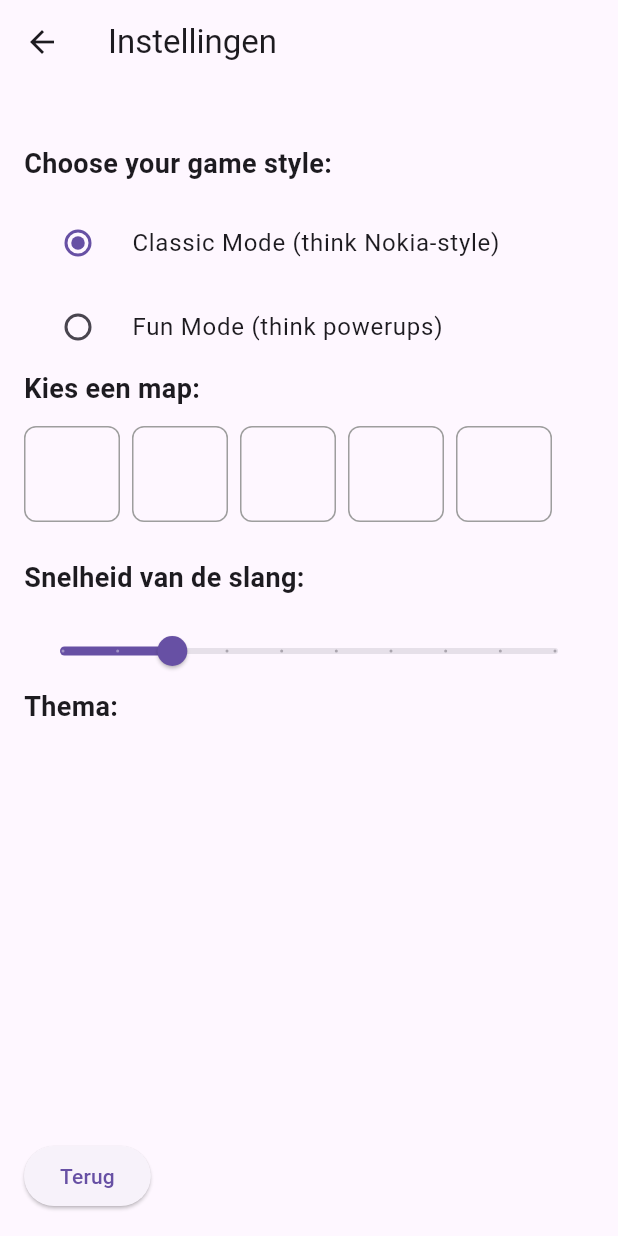
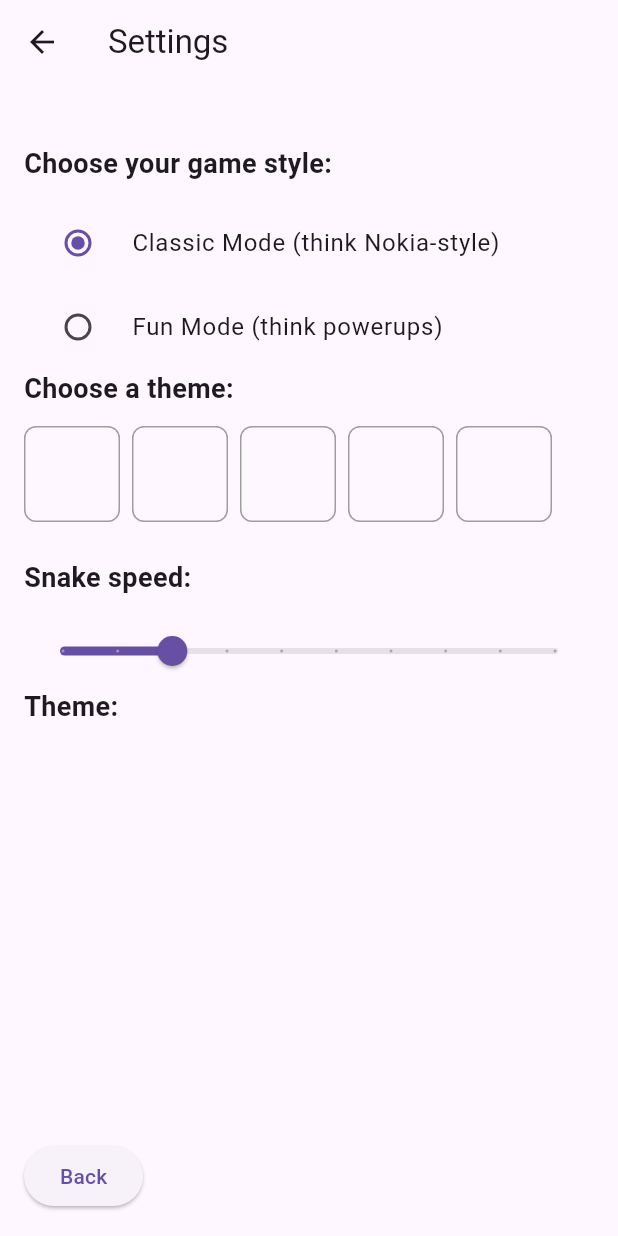
Before and after one commit to levivanuytfanghe/snake-reveal, a Flutter app: the SettingsScreen screen opened directly, on a phone screen of 412 x 824 dp. Run offline on Flutter 3.47's test engine with Material 3 defaults, Android fonts, the phone set to English and light mode, and no system bars; our stand-ins replace shared_preferences; accounts and stored records are empty.

Commit message:
refactor: rename all Dutch variables to English and integrate SettingsService

```diff
--- a/lib/controllers/snake_controller.dart
+++ b/lib/controllers/snake_controller.dart
@@ -1,9 +1,9 @@
 import 'dart:async';
 import 'dart:math';
-import 'package:snake_reveal/screens/settings_screen.dart';
 import 'package:flutter/services.dart';
 import '../models/snake.dart';
 import '../models/tile_position.dart';
+import '../services/settings_service.dart';
 
 enum Direction { up, down, left, right }
 
@@ -61,7 +61,8 @@ class SnakeController {
   void start(VoidCallback onUpdate) {
     _onUpdate = onUpdate;
     _placeFood();
-    if (SettingsScreen.selectedMode == 'Fun Mode') {
+    final settings = SettingsService();
+    if (settings.selectedMode == 'Fun Mode') {
       _startPowerCycle(initial: _PowerPhase.turbo);
     } else {
       // Classic Mode: no turbo/slow power-ups
@@ -75,7 +76,8 @@ class SnakeController {
   void resume(VoidCallback onUpdate) {
     _onUpdate = onUpdate;
     _restartTimer();
-    if (SettingsScreen.selectedMode == 'Fun Mode') {
+    final settings = SettingsService();
+    if (settings.selectedMode == 'Fun Mode') {
       _ensurePowerCycleRunning();
     } else {
       _powerCycleTimer?.cancel();
@@ -86,7 +88,8 @@ class SnakeController {
   }
 
   Duration _computeBaseDelay() {
-    final speed = SettingsScreen.selectedSpeed;
+    final settings = SettingsService();
+    final speed = settings.selectedSpeed;
     final ms = (600 - speed * 50).clamp(100, 600).toInt();
     return Duration(milliseconds: ms);
   }
@@ -109,7 +112,8 @@ class SnakeController {
   }
 
   void _ensurePowerCycleRunning() {
-    if (SettingsScreen.selectedMode != 'Fun Mode') {
+    final settings = SettingsService();
+    if (settings.selectedMode != 'Fun Mode') {
       _powerCycleTimer?.cancel();
       _powerCycleTimer = null;
       return;
@@ -120,7 +124,8 @@ class SnakeController {
   }
 
   void _startPowerCycle({required _PowerPhase initial}) {
-    if (SettingsScreen.selectedMode != 'Fun Mode') {
+    final settings = SettingsService();
+    if (settings.selectedMode != 'Fun Mode') {
       _powerCycleTimer?.cancel();
       _powerCycleTimer = null;
       _turboFoods.clear();
@@ -134,7 +139,8 @@ class SnakeController {
   }
 
   void _scheduleNextSwitch() {
-    if (SettingsScreen.selectedMode != 'Fun Mode') {
+    final settings = SettingsService();
+    if (settings.selectedMode != 'Fun Mode') {
       _powerCycleTimer?.cancel();
       _powerCycleTimer = null;
       return;
@@ -144,7 +150,8 @@ class SnakeController {
   }
 
   void _switchPhase() {
-    if (SettingsScreen.selectedMode != 'Fun Mode') {
+    final settings = SettingsService();
+    if (settings.selectedMode != 'Fun Mode') {
       _powerCycleTimer?.cancel();
       _powerCycleTimer = null;
       _turboFoods.clear();
@@ -158,7 +165,8 @@ class SnakeController {
   }
 
   void _setPhase(_PowerPhase phase) {
-    if (SettingsScreen.selectedMode != 'Fun Mode') {
+    final settings = SettingsService();
+    if (settings.selectedMode != 'Fun Mode') {
       _turboFoods.clear();
       _slowFoods.clear();
       return;
@@ -189,7 +197,7 @@ class SnakeController {
     }
     final newHead = _getNextHead();
 
-    // Handle Turbo power-up (diamond + ⚡): temporary speed-up, no growth
+    // Handle Turbo power-up (diamond + lightning): temporary speed-up, no growth
     if (_turboFoods.contains(newHead)) {
       _turboFoods.remove(newHead);
       score += 3; // +3 for turbo pickup
@@ -203,7 +211,7 @@ class SnakeController {
       return;
     }
 
-    // Handle Slowmotion power-up (circle + ⏳): temporary slow-down, no growth
+    // Handle Slowmotion power-up (circle + hourglass): temporary slow-down, no growth
     if (_slowFoods.contains(newHead)) {
       _slowFoods.remove(newHead);
       score -= 1; // -1 for slowmo pickup
@@ -219,7 +227,8 @@ class SnakeController {
 
     // Handle special orange block first
     if (_specialFoods.contains(newHead)) {
-      score += SettingsScreen.selectedSpeed.toInt() * 5;
+      final settings = SettingsService();
+      score += settings.selectedSpeed.toInt() * 5;
       // Grow by 5 segments
       final newBody = [newHead, ..._snake.body];
       for (var i = 0; i < 4; i++) {
@@ -240,12 +249,13 @@ class SnakeController {
       return;
     }
     if (_foods.contains(newHead)) {
-      score += SettingsScreen.selectedSpeed.toInt();
+      final settings = SettingsService();
+      score += settings.selectedSpeed.toInt();
       final newBody = [newHead, ..._snake.body];
       _snake = Snake(newBody);
       // Remove the eaten block so it disappears
       _foods.remove(newHead);
-      if (SettingsScreen.selectedMode == 'Fun Mode') {
+      if (settings.selectedMode == 'Fun Mode') {
         _spawnSingleFood();
       } else {
         _placeFood();
@@ -282,13 +292,14 @@ class SnakeController {
   }
 
   void _placeFood() {
+    final settings = SettingsService();
     _foods.clear();
     _specialFoods.clear();
     _turboFoods.clear();
     _slowFoods.clear();
     final random = Random();
     // Spawn 5 blocks in Fun Mode, 1 in Classic Mode
-    final count = SettingsScreen.selectedMode == 'Fun Mode' ? 5 : 1;
+    final count = settings.selectedMode == 'Fun Mode' ? 5 : 1;
     for (var i = 0; i < count; i++) {
       while (true) {
         final x = random.nextInt(20);
@@ -301,7 +312,7 @@ class SnakeController {
       }
     }
     // Spawn one orange block in Fun Mode
-    if (SettingsScreen.selectedMode == 'Fun Mode') {
+    if (settings.selectedMode == 'Fun Mode') {
       _spawnSpecialFood();
       // Turbo/Slow are controlled by the cycle; do not spawn here
     }
@@ -386,7 +397,8 @@ class SnakeController {
     _powerCycleTimer = null;
     // Reset foods and place new blocks for the selected mode
     _placeFood();
-    if (SettingsScreen.selectedMode == 'Fun Mode') {
+    final settings = SettingsService();
+    if (settings.selectedMode == 'Fun Mode') {
       _startPowerCycle(initial: _PowerPhase.turbo);
     } else {
       _powerCycleTimer?.cancel();
--- a/lib/screens/settings_screen.dart
+++ b/lib/screens/settings_screen.dart
@@ -1,15 +1,14 @@
 import 'package:flutter/material.dart';
+import '../services/settings_service.dart';
 
 class SettingsScreen extends StatelessWidget {
-  static double selectedSpeed = 3;
-  static String selectedMode = 'Classic Mode';
-
   const SettingsScreen({super.key});
 
   @override
   Widget build(BuildContext context) {
+    final settings = SettingsService();
     return Scaffold(
-      appBar: AppBar(title: const Text('Instellingen')),
+      appBar: AppBar(title: const Text('Settings')),
       body: Padding(
         padding: const EdgeInsets.all(16.0),
         child: Column(
@@ -23,7 +22,7 @@ class SettingsScreen extends StatelessWidget {
             const SizedBox(height: 12),
             StatefulBuilder(
               builder: (context, setState) {
-                String mode = selectedMode;
+                String mode = settings.selectedMode;
                 return Column(
                   crossAxisAlignment: CrossAxisAlignment.start,
                   children: [
@@ -34,7 +33,7 @@ class SettingsScreen extends StatelessWidget {
                       onChanged: (value) {
                         setState(() {
                           mode = value!;
-                          selectedMode = value;
+                          settings.setMode(value);
                         });
                       },
                     ),
@@ -45,7 +44,7 @@ class SettingsScreen extends StatelessWidget {
                       onChanged: (value) {
                         setState(() {
                           mode = value!;
-                          selectedMode = value;
+                          settings.setMode(value);
                         });
                       },
                     ),
@@ -54,7 +53,7 @@ class SettingsScreen extends StatelessWidget {
               },
             ),
             const Text(
-              'Kies een map:',
+              'Choose a theme:',
               style: TextStyle(fontSize: 18, fontWeight: FontWeight.bold),
             ),
             const SizedBox(height: 12),
@@ -71,16 +70,15 @@ class SettingsScreen extends StatelessWidget {
                 );
               }),
             ),
-
             const SizedBox(height: 24),
             const Text(
-              'Snelheid van de slang:',
+              'Snake speed:',
               style: TextStyle(fontSize: 18, fontWeight: FontWeight.bold),
             ),
             const SizedBox(height: 12),
             StatefulBuilder(
               builder: (context, setState) {
-                double speed = selectedSpeed;
+                double speed = settings.selectedSpeed;
 
                 return Column(
                   crossAxisAlignment: CrossAxisAlignment.start,
@@ -94,7 +92,7 @@ class SettingsScreen extends StatelessWidget {
                       onChanged: (value) {
                         setState(() {
                           speed = value;
-                          selectedSpeed = value;
+                          settings.setSpeed(value);
                         });
                       },
                     ),
@@ -102,9 +100,8 @@ class SettingsScreen extends StatelessWidget {
                 );
               },
             ),
-
             const Text(
-              'Thema:',
+              'Theme:',
               style: TextStyle(fontSize: 18, fontWeight: FontWeight.bold),
             ),
             const SizedBox(height: 12),
@@ -113,7 +110,7 @@ class SettingsScreen extends StatelessWidget {
               onPressed: () {
                 Navigator.pop(context);
               },
-              child: const Text('Terug'),
+              child: const Text('Back'),
             ),
           ],
         ),
```
Also changed, not shown: lib/app/app_colors.dart (+6 -7 lines), lib/data/image_service.dart (+8 -13 lines), lib/models/game_session.dart (+9 -9 lines), lib/screens/game_screen.dart (+23 -25 lines), lib/services/game_state_service.dart (+6 -14 lines), lib/widgets/game_canvas.dart (+8 -9 lines).
